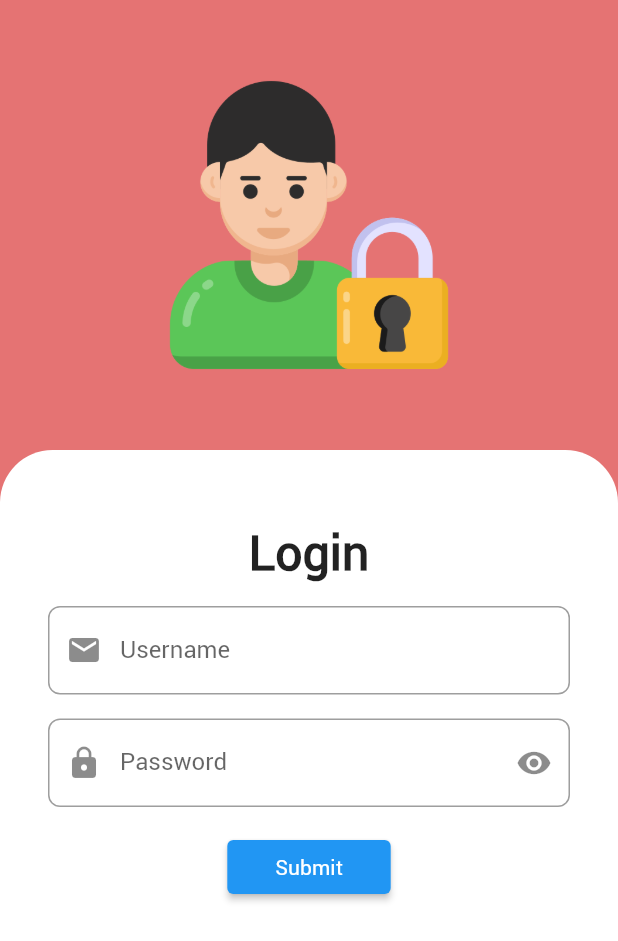
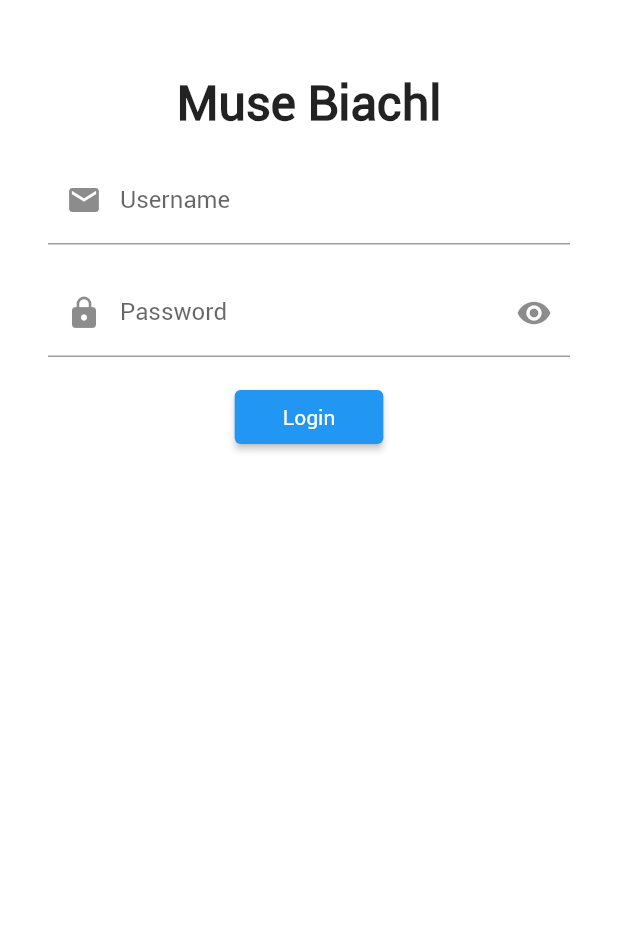
Before and after one commit to niko1003/musebiachl, a Flutter app: the screen it shows after launch, on a phone screen of 412 x 824 dp. Shown: the top 941 px of the screen. Run offline on Flutter 3.47's test engine with Material 2 defaults, Android fonts, the phone set to English and light mode, and no system bars; our stand-ins replace cached_network_image, photo_view, shared_preferences.

Commit message:
simplify login page

```diff
--- a/lib/view/auth/login_page.dart
+++ b/lib/view/auth/login_page.dart
@@ -64,35 +64,24 @@ class _LoginPageState extends State<LoginPage> {
   @override
   Widget build(BuildContext context) {
     return Scaffold(
-      backgroundColor: Colors.red.shade300,
       body: Container(
         key: const Key("main"),
         child: Column(
           children: [
-            Container(
-              padding: const EdgeInsets.symmetric(vertical: 50),
-              child: Image.asset(
-                'assets/images/profile.png',
-                height: 200,
-                width: 200,
-              ),
-            ),
             Expanded(
               child: Container(
                 padding: const EdgeInsets.symmetric(horizontal: 32),
                 constraints: const BoxConstraints.expand(),
                 decoration: const BoxDecoration(
                   color: Colors.white,
-                    borderRadius: BorderRadius.only(
-                        topLeft: Radius.circular(35),
-                        topRight: Radius.circular(35))),
+                ),
                 child: Column(
                   children: [
                     const SizedBox(
                       height: 50,
                     ),
                     const Text(
-                      'Login',
+                      'Muse Biachl',
                       style:
                           TextStyle(fontSize: 32, fontWeight: FontWeight.bold),
                     ),
@@ -116,10 +105,7 @@ class _LoginPageState extends State<LoginPage> {
                                 child: const Icon(Icons.close)),
                         hintText: 'TK Muse',
                         labelText: 'Username',
-                          border: OutlineInputBorder(
-                              borderRadius: BorderRadius.circular(8),
-                              borderSide: const BorderSide(
-                                  color: Colors.red, width: 1))),
+                      ),
                     ),
                     const SizedBox(
                       height: 16,
@@ -140,10 +126,7 @@ class _LoginPageState extends State<LoginPage> {
                                 : Icons.visibility_off)),
                         hintText: 'type your password',
                         labelText: 'Password',
-                          border: OutlineInputBorder(
-                              borderRadius: BorderRadius.circular(8),
-                              borderSide: const BorderSide(
-                                  color: Colors.red, width: 1))),
+                      ),
                     ),
                     const SizedBox(
                       height: 16,
@@ -153,7 +136,7 @@ class _LoginPageState extends State<LoginPage> {
                         child: const Padding(
                           padding: EdgeInsets.symmetric(
                               horizontal: 16, vertical: 10),
-                          child: Text('Submit'),
+                          child: Text('Login'),
                         ))
                   ],
                 ),
```
Lines whose indentation alone changed are shown as unchanged.
